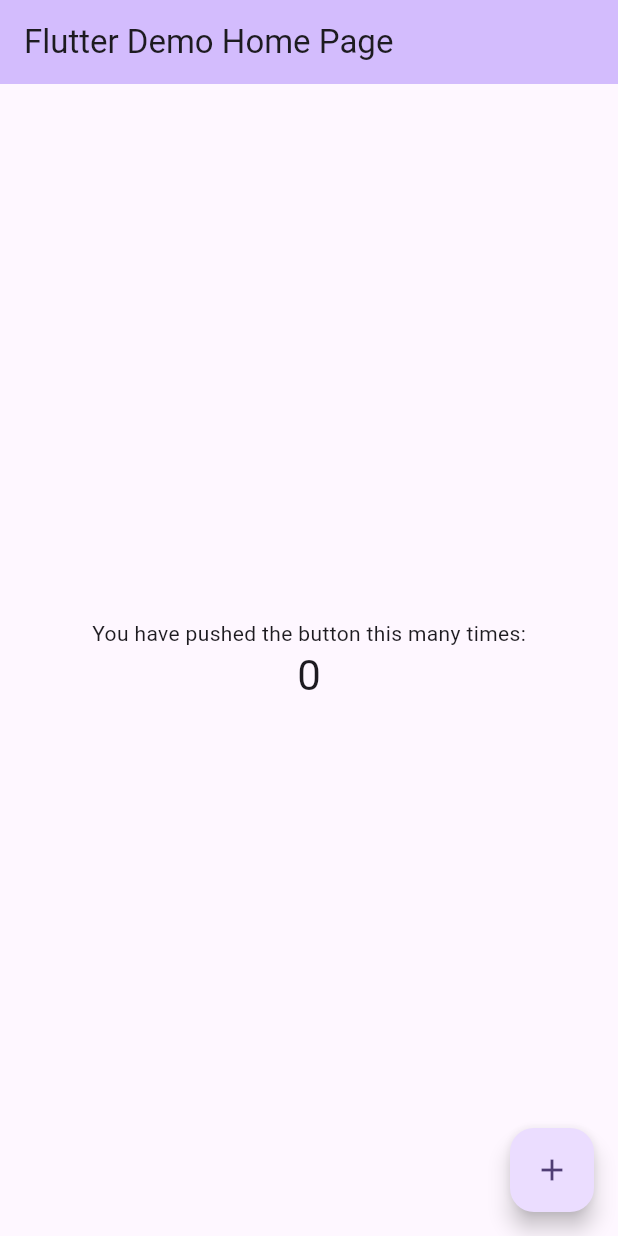
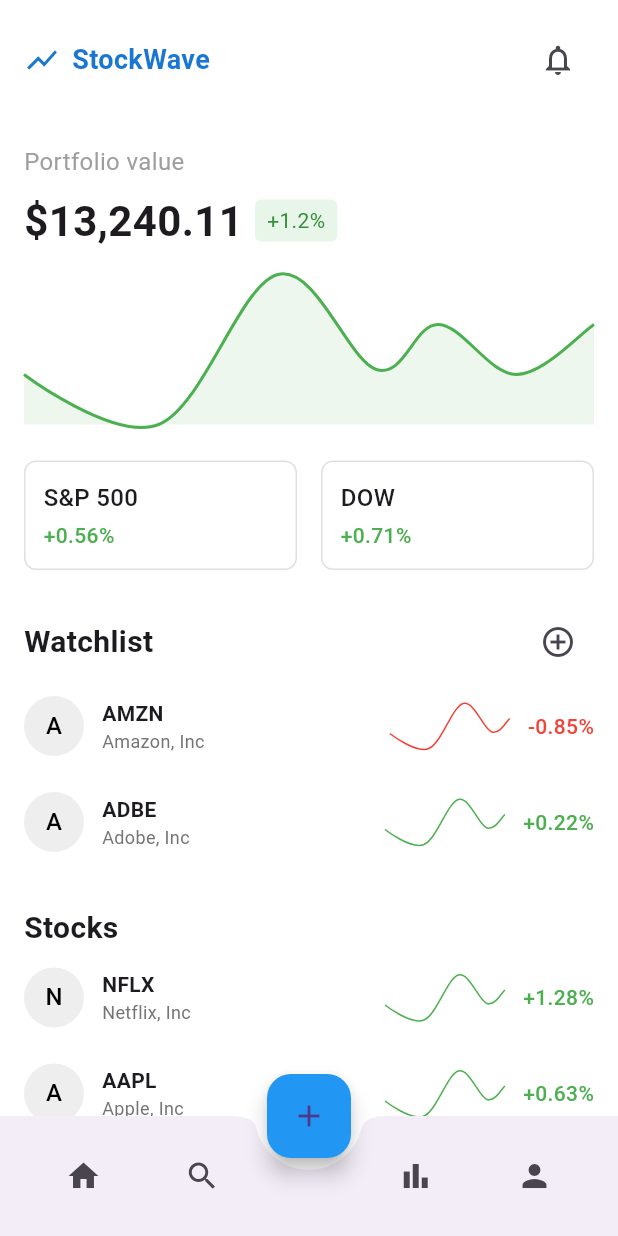
Before and after one commit to DimaNm08/StockExchange_App, a Flutter app: the screen it shows after launch, on a phone screen of 412 x 824 dp. Run offline on Flutter 3.47's test engine with Material 3 defaults, Android fonts, the phone set to English and light mode, and no system bars; drawn by our look-alikes of fl_chart.

Commit message:
Main page and code for implementing API

```diff
--- a/lib/main.dart
+++ b/lib/main.dart
@@ -1,125 +1,349 @@
 import 'package:flutter/material.dart';
+import 'package:fl_chart/fl_chart.dart';
 
 void main() {
   runApp(const MyApp());
 }
 
 class MyApp extends StatelessWidget {
-  const MyApp({super.key});
+  const MyApp({Key? key}) : super(key: key);
 
-  // This widget is the root of your application.
   @override
   Widget build(BuildContext context) {
     return MaterialApp(
-      title: 'Flutter Demo',
+      title: 'StockWave',
       theme: ThemeData(
-        // This is the theme of your application.
-        //
-        // TRY THIS: Try running your application with "flutter run". You'll see
-        // the application has a purple toolbar. Then, without quitting the app,
-        // try changing the seedColor in the colorScheme below to Colors.green
-        // and then invoke "hot reload" (save your changes or press the "hot
-        // reload" button in a Flutter-supported IDE, or press "r" if you used
-        // the command line to start the app).
-        //
-        // Notice that the counter didn't reset back to zero; the application
-        // state is not lost during the reload. To reset the state, use hot
-        // restart instead.
-        //
-        // This works for code too, not just values: Most code changes can be
-        // tested with just a hot reload.
-        colorScheme: ColorScheme.fromSeed(seedColor: Colors.deepPurple),
-        useMaterial3: true,
+        primarySwatch: Colors.blue,
+        scaffoldBackgroundColor: Colors.white,
       ),
-      home: const MyHomePage(title: 'Flutter Demo Home Page'),
+      home: const HomePage(),
     );
   }
 }
 
-class MyHomePage extends StatefulWidget {
-  const MyHomePage({super.key, required this.title});
-
-  // This widget is the home page of your application. It is stateful, meaning
-  // that it has a State object (defined below) that contains fields that affect
-  // how it looks.
-
-  // This class is the configuration for the state. It holds the values (in this
-  // case the title) provided by the parent (in this case the App widget) and
-  // used by the build method of the State. Fields in a Widget subclass are
-  // always marked "final".
-
-  final String title;
-
-  @override
-  State<MyHomePage> createState() => _MyHomePageState();
-}
-
-class _MyHomePageState extends State<MyHomePage> {
-  int _counter = 0;
-
-  void _incrementCounter() {
-    setState(() {
-      // This call to setState tells the Flutter framework that something has
-      // changed in this State, which causes it to rerun the build method below
-      // so that the display can reflect the updated values. If we changed
-      // _counter without calling setState(), then the build method would not be
-      // called again, and so nothing would appear to happen.
-      _counter++;
-    });
-  }
+class HomePage extends StatelessWidget {
+  const HomePage({Key? key}) : super(key: key);
 
   @override
   Widget build(BuildContext context) {
-    // This method is rerun every time setState is called, for instance as done
-    // by the _incrementCounter method above.
-    //
-    // The Flutter framework has been optimized to make rerunning build methods
-    // fast, so that you can just rebuild anything that needs updating rather
-    // than having to individually change instances of widgets.
     return Scaffold(
-      appBar: AppBar(
-        // TRY THIS: Try changing the color here to a specific color (to
-        // Colors.amber, perhaps?) and trigger a hot reload to see the AppBar
-        // change color while the other colors stay the same.
-        backgroundColor: Theme.of(context).colorScheme.inversePrimary,
-        // Here we take the value from the MyHomePage object that was created by
-        // the App.build method, and use it to set our appbar title.
-        title: Text(widget.title),
-      ),
-      body: Center(
-        // Center is a layout widget. It takes a single child and positions it
-        // in the middle of the parent.
+      body: SafeArea(
         child: Column(
-          // Column is also a layout widget. It takes a list of children and
-          // arranges them vertically. By default, it sizes itself to fit its
-          // children horizontally, and tries to be as tall as its parent.
-          //
-          // Column has various properties to control how it sizes itself and
-          // how it positions its children. Here we use mainAxisAlignment to
-          // center the children vertically; the main axis here is the vertical
-          // axis because Columns are vertical (the cross axis would be
-          // horizontal).
-          //
-          // TRY THIS: Invoke "debug painting" (choose the "Toggle Debug Paint"
-          // action in the IDE, or press "p" in the console), to see the
-          // wireframe for each widget.
-          mainAxisAlignment: MainAxisAlignment.center,
-          children: <Widget>[
-            const Text(
-              'You have pushed the button this many times:',
-            ),
-            Text(
-              '$_counter',
-              style: Theme.of(context).textTheme.headlineMedium,
+          children: [
+            _buildHeader(),
+            Expanded(
+              child: ListView(
+                padding: const EdgeInsets.all(16),
+                children: [
+                  _buildPortfolioValue(),
+                  const SizedBox(height: 24),
+                  _buildMarketIndices(),
+                  const SizedBox(height: 24),
+                  _buildWatchlist(),
+                  const SizedBox(height: 24),
+                  _buildStocksList(),
+                ],
+              ),
             ),
           ],
         ),
       ),
+      bottomNavigationBar: _buildBottomNavBar(),
       floatingActionButton: FloatingActionButton(
-        onPressed: _incrementCounter,
-        tooltip: 'Increment',
+        onPressed: () {},
         child: const Icon(Icons.add),
-      ), // This trailing comma makes auto-formatting nicer for build methods.
+        backgroundColor: Colors.blue,
+      ),
+      floatingActionButtonLocation: FloatingActionButtonLocation.centerDocked,
+    );
+  }
+
+  Widget _buildHeader() {
+    return Padding(
+      padding: const EdgeInsets.all(16),
+      child: Row(
+        children: [
+          Row(
+            children: [
+              Icon(Icons.show_chart, color: Colors.blue[700]),
+              const SizedBox(width: 8),
+              Text(
+                'StockWave',
+                style: TextStyle(
+                  fontSize: 18,
+                  fontWeight: FontWeight.bold,
+                  color: Colors.blue[700],
+                ),
+              ),
+            ],
+          ),
+          const Spacer(),
+          IconButton(
+            icon: const Icon(Icons.notifications_outlined),
+            onPressed: () {},
+          ),
+        ],
+      ),
+    );
+  }
+
+  Widget _buildPortfolioValue() {
+    return Column(
+      crossAxisAlignment: CrossAxisAlignment.start,
+      children: [
+        const Text(
+          'Portfolio value',
+          style: TextStyle(
+            fontSize: 16,
+            color: Colors.grey,
+          ),
+        ),
+        const SizedBox(height: 8),
+        Row(
+          children: [
+            const Text(
+              '\$13,240.11',
+              style: TextStyle(
+                fontSize: 28,
+                fontWeight: FontWeight.bold,
+              ),
+            ),
+            const SizedBox(width: 8),
+            Container(
+              padding: const EdgeInsets.symmetric(horizontal: 8, vertical: 4),
+              decoration: BoxDecoration(
+                color: Colors.green[50],
+                borderRadius: BorderRadius.circular(4),
+              ),
+              child: Text(
+                '+1.2%',
+                style: TextStyle(
+                  color: Colors.green[700],
+                  fontSize: 14,
+                ),
+              ),
+            ),
+          ],
+        ),
+        const SizedBox(height: 16),
+        SizedBox(
+          height: 100,
+          child: LineChart(
+            LineChartData(
+              gridData: FlGridData(show: false),
+              titlesData: FlTitlesData(show: false),
+              borderData: FlBorderData(show: false),
+              lineBarsData: [
+                LineChartBarData(
+                  spots: [
+                    const FlSpot(0, 3),
+                    const FlSpot(2.6, 2),
+                    const FlSpot(4.9, 5),
+                    const FlSpot(6.8, 3.1),
+                    const FlSpot(8, 4),
+                    const FlSpot(9.5, 3),
+                    const FlSpot(11, 4),
+                  ],
+                  isCurved: true,
+                  color: Colors.green,
+                  barWidth: 2,
+                  dotData: FlDotData(show: false),
+                  belowBarData: BarAreaData(
+                    show: true,
+                    color: Colors.green.withOpacity(0.1),
+                  ),
+                ),
+              ],
+            ),
+          ),
+        ),
+      ],
+    );
+  }
+
+  Widget _buildMarketIndices() {
+    return Row(
+      children: [
+        Expanded(
+          child: _buildIndexCard(
+            'S&P 500',
+            '+0.56%',
+            Colors.green,
+          ),
+        ),
+        const SizedBox(width: 16),
+        Expanded(
+          child: _buildIndexCard(
+            'DOW',
+            '+0.71%',
+            Colors.green,
+          ),
+        ),
+      ],
+    );
+  }
+
+  Widget _buildIndexCard(String name, String change, Color color) {
+    return Container(
+      padding: const EdgeInsets.all(12),
+      decoration: BoxDecoration(
+        border: Border.all(color: Colors.grey[300]!),
+        borderRadius: BorderRadius.circular(8),
+      ),
+      child: Column(
+        crossAxisAlignment: CrossAxisAlignment.start,
+        children: [
+          Text(
+            name,
+            style: const TextStyle(
+              fontSize: 16,
+              fontWeight: FontWeight.w500,
+            ),
+          ),
+          const SizedBox(height: 4),
+          Text(
+            change,
+            style: TextStyle(
+              color: color,
+              fontSize: 14,
+              fontWeight: FontWeight.w500,
+            ),
+          ),
+        ],
+      ),
+    );
+  }
+
+  Widget _buildWatchlist() {
+    return Column(
+      crossAxisAlignment: CrossAxisAlignment.start,
+      children: [
+        Row(
+          children: [
+            const Text(
+              'Watchlist',
+              style: TextStyle(
+                fontSize: 20,
+                fontWeight: FontWeight.bold,
+              ),
+            ),
+            const Spacer(),
+            IconButton(
+              icon: const Icon(Icons.add_circle_outline),
+              onPressed: () {},
+            ),
+          ],
+        ),
+        _buildStockItem('AMZN', 'Amazon, Inc', '-0.85%', Colors.red),
+        _buildStockItem('ADBE', 'Adobe, Inc', '+0.22%', Colors.green),
+      ],
+    );
+  }
+
+  Widget _buildStocksList() {
+    return Column(
+      crossAxisAlignment: CrossAxisAlignment.start,
+      children: [
+        const Text(
+          'Stocks',
+          style: TextStyle(
+            fontSize: 20,
+            fontWeight: FontWeight.bold,
+          ),
+        ),
+        _buildStockItem('NFLX', 'Netflix, Inc', '+1.28%', Colors.green),
+        _buildStockItem('AAPL', 'Apple, Inc', '+0.63%', Colors.green),
+        _buildStockItem('FB', 'Meta, Inc', '+0.89%', Colors.green),
+      ],
+    );
+  }
+
+  Widget _buildStockItem(String symbol, String name, String change, Color color) {
+    return Padding(
+      padding: const EdgeInsets.symmetric(vertical: 12),
+      child: Row(
+        children: [
+          CircleAvatar(
+            backgroundColor: Colors.grey[200],
+            child: Text(
+              symbol[0],
+              style: const TextStyle(color: Colors.black),
+            ),
+          ),
+          const SizedBox(width: 12),
+          Expanded(
+            child: Column(
+              crossAxisAlignment: CrossAxisAlignment.start,
+              children: [
+                Text(
+                  symbol,
+                  style: const TextStyle(
+                    fontWeight: FontWeight.bold,
+                  ),
+                ),
+                Text(
+                  name,
+                  style: TextStyle(
+                    color: Colors.grey[600],
+                    fontSize: 12,
+                  ),
+                ),
+              ],
+            ),
+          ),
+          SizedBox(
+            width: 80,
+            height: 30,
+            child: LineChart(
+              LineChartData(
+                gridData: FlGridData(show: false),
+                titlesData: FlTitlesData(show: false),
+                borderData: FlBorderData(show: false),
+                lineBarsData: [
+                  LineChartBarData(
+                    spots: [
+                      const FlSpot(0, 3),
+                      const FlSpot(2.6, 2),
+                      const FlSpot(4.9, 5),
+                      const FlSpot(6.8, 3.1),
+                      const FlSpot(8, 4),
+                    ],
+                    isCurved: true,
+                    color: color,
+                    barWidth: 1,
+                    dotData: FlDotData(show: false),
+                  ),
+                ],
+              ),
+            ),
+          ),
+          const SizedBox(width: 12),
+          Text(
+            change,
+            style: TextStyle(
+              color: color,
+              fontWeight: FontWeight.w500,
+            ),
+          ),
+        ],
+      ),
+    );
+  }
+
+  Widget _buildBottomNavBar() {
+    return BottomAppBar(
+      shape: const CircularNotchedRectangle(),
+      notchMargin: 8,
+      child: Row(
+        mainAxisAlignment: MainAxisAlignment.spaceAround,
+        children: [
+          IconButton(icon: const Icon(Icons.home), onPressed: () {}),
+          IconButton(icon: const Icon(Icons.search), onPressed: () {}),
+          const SizedBox(width: 32),
+          IconButton(icon: const Icon(Icons.bar_chart), onPressed: () {}),
+          IconButton(icon: const Icon(Icons.person), onPressed: () {}),
+        ],
+      ),
     );
   }
 }
--- /dev/null
+++ b/lib/services/stock_api_service.dart
@@ -0,0 +1,47 @@
+// lib/services/stock_api_service.dart
+import 'package:http/http.dart' as http;
+import 'dart:convert';
+
+class StockApiService {
+  static const String apiKey = 'KGU3IX75YL0D4RJD'; // Replace with your key
+  static const String baseUrl = 'https://www.alphavantage.co/query';
+
+  // Get real-time stock data
+  Future<Map<String, dynamic>> getStockQuote(String symbol) async {
+    final response = await http.get(
+      Uri.parse('$baseUrl?function=GLOBAL_QUOTE&symbol=$symbol&apikey=$apiKey'),
+    );
+
+    if (response.statusCode == 200) {
+      return json.decode(response.body);
+    } else {
+      throw Exception('Failed to load stock data');
+    }
+  }
+
+  // Get historical data for charts
+  Future<List<Map<String, dynamic>>> getHistoricalData(String symbol) async {
+    final response = await http.get(
+      Uri.parse('$baseUrl?function=TIME_SERIES_DAILY&symbol=$symbol&apikey=$apiKey'),
+    );
+
+    if (response.statusCode == 200) {
+      final data = json.decode(response.body);
+      final timeSeries = data['Time Series (Daily)'] as Map<String, dynamic>;
+
+      return timeSeries.entries.map((entry) {
+        final values = entry.value as Map<String, dynamic>;
+        return {
+          'date': entry.key,
+          'close': double.parse(values['4. close']),
+          'open': double.parse(values['1. open']),
+          'high': double.parse(values['2. high']),
+          'low': double.parse(values['3. low']),
+          'volume': double.parse(values['5. volume']),
+        };
+      }).toList();
+    } else {
+      throw Exception('Failed to load historical data');
+    }
+  }
+}
```
Also changed, not shown: pubspec.yaml (+5 -8 lines), pubspec.lock, 3 other files.
